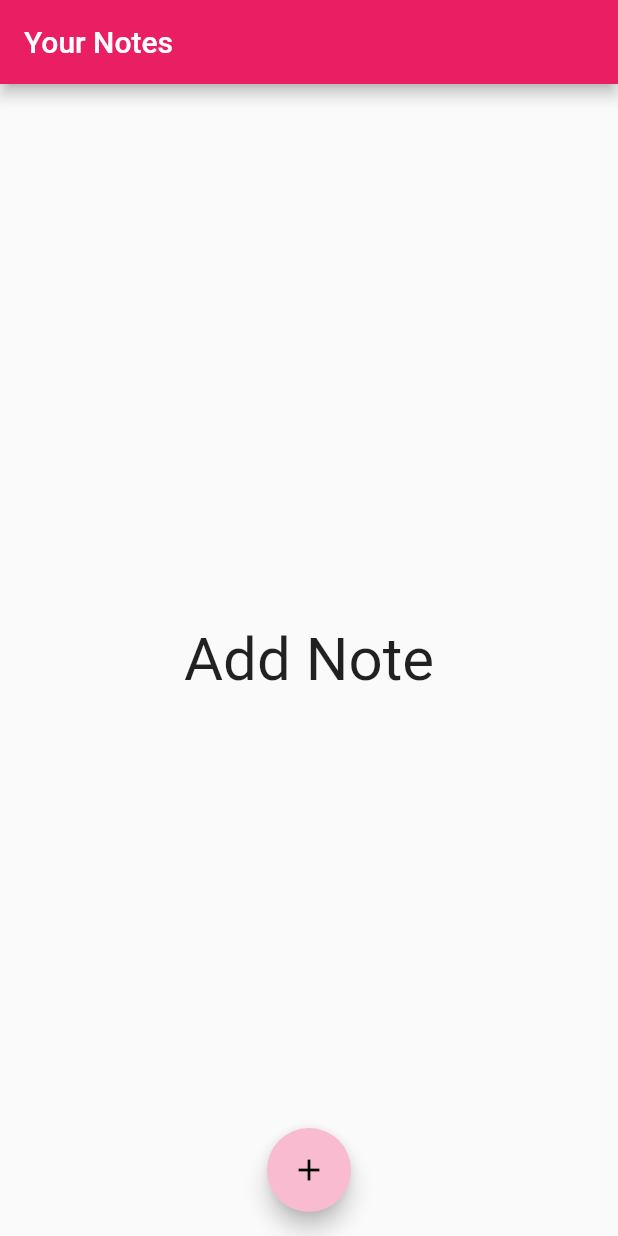
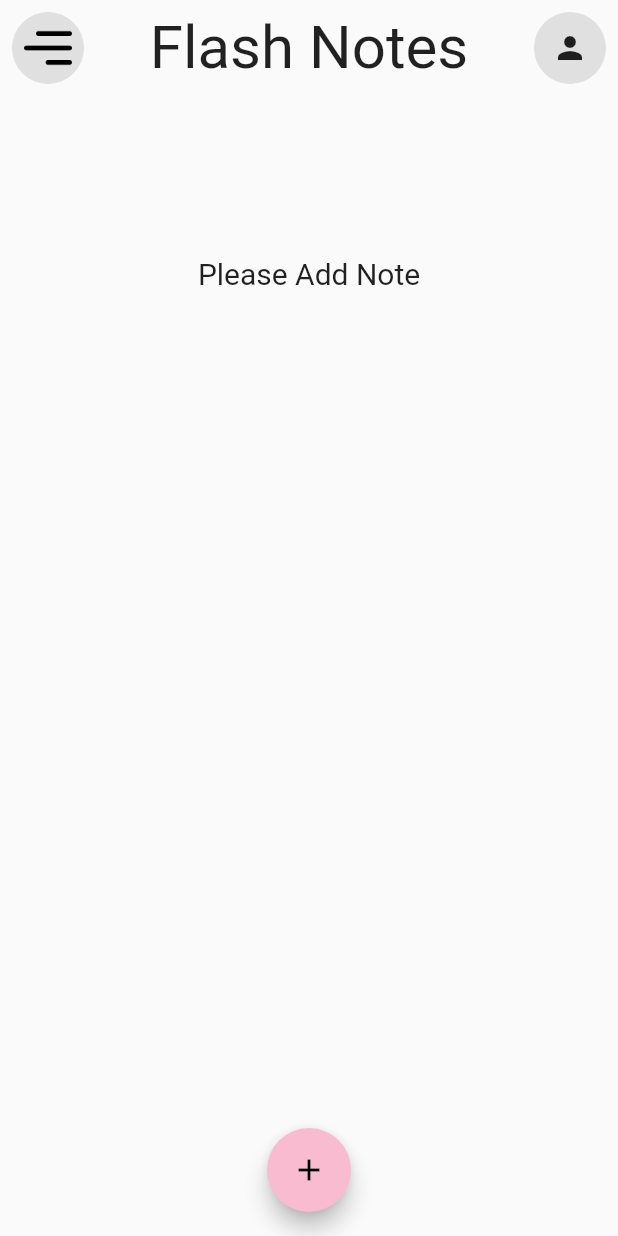
Before and after one commit to kaifakhtar/FlashNotes, a Flutter app: the screen it shows after launch, on a phone screen of 412 x 824 dp. Run offline on Flutter 3.47's test engine with Material 2 defaults, Android fonts, the phone set to English and light mode, and no system bars; our stand-ins replace google_fonts, sqflite; accounts and stored records are empty; Roboto replaces fonts that are missing (Alata).

Commit message:
changed app bar design

```diff
--- a/lib/screens/notes_display_screen.dart
+++ b/lib/screens/notes_display_screen.dart
@@ -1,7 +1,9 @@
 import 'package:flutter/material.dart';
 import 'package:kins_c/screens/insert_note_screen.dart';
 import 'package:kins_c/widgets/card_design.dart';
+import 'package:kins_c/widgets/no_note_display.dart';
 import '../modals/note.dart';
+import '../widgets/my_app_bar.dart';
 import './query_screen.dart';
 
 class NotesDisplayScreen extends StatefulWidget {
@@ -29,35 +31,51 @@ class _NotesDisplayScreenState extends State<NotesDisplayScreen> {
   }
 
   void _deleteNote(int id) {
-      QueryMiddle queryMiddle=QueryMiddle();
+    QueryMiddle queryMiddle = QueryMiddle();
     queryMiddle.delete(id);
     updateNoteDisplayScreen();
   }
 
-
   @override
   Widget build(BuildContext context) {
     initNotes();
-    return Scaffold(
-        appBar: AppBar(
-          title: Text("Your Notes"),
-        ),
-        body: (notes == null)||(notes!.isEmpty)
-            ? Center(child: Text("Add Note",style: TextStyle(fontSize: 40),))
-            : ListView.builder(
+    return SafeArea(
+      child: Scaffold(
+          body: Padding(
+            padding: const EdgeInsets.only(top: 8.0),
+            child: Column(
+              children: [
+                MyAppbar(),
+                SizedBox(height: 15,),
+                (notes == null) || (notes!.isEmpty)
+                    ? NoNoteBanner()
+                    : Container(
+                  height: 600,
+                      child: ListView.builder(
                           itemCount: notes!.length,
                           itemBuilder: (context, index) {
-                  return CardDesign(notes![index],_deleteNote);
+                            return CardDesign(notes![index], _deleteNote);
                           }),
+                    ),
+              ],
+            ),
+          ),
           floatingActionButton: FloatingActionButton(
-          onPressed: () async{
-           bool? result=await Navigator.push(context, MaterialPageRoute(builder: (context)=>InsertNoteScreen()));
-           if(result==true){updateNoteDisplayScreen();}},
+            onPressed: () async {
+              bool? result = await Navigator.push(context,
+                  MaterialPageRoute(builder: (context) => InsertNoteScreen()));
+              if (result == true) {
+                updateNoteDisplayScreen();
+              }
+            },
             child: Icon(Icons.add),
           ),
-        floatingActionButtonLocation: FloatingActionButtonLocation.centerFloat);
+          floatingActionButtonLocation:
+              FloatingActionButtonLocation.centerFloat),
+    );
   }
 
   void updateNoteDisplayScreen() {
-          setState((){});}
+    setState(() {});
   }
+}
--- /dev/null
+++ b/lib/widgets/my_app_bar.dart
@@ -0,0 +1,38 @@
+import 'package:flutter/material.dart';
+import 'package:google_fonts/google_fonts.dart';
+
+class MyAppbar extends StatelessWidget {
+  const MyAppbar({Key? key}) : super(key: key);
+
+  @override
+  Widget build(BuildContext context) {
+    return Container(
+       child: Padding(
+         padding: const EdgeInsets.symmetric(horizontal: 8.0),
+         child: Row(mainAxisAlignment: MainAxisAlignment.spaceBetween,
+           children: [
+             Container(
+               decoration: BoxDecoration(
+                 color: Colors.grey[300],
+                 shape: BoxShape.circle
+               ),
+                 child: IconButton(
+                     onPressed: (){
+                     },
+                     icon: Image.asset('asset/images/menu.png'))),
+              Text("Flash Notes",
+                style: GoogleFonts.alata(fontSize: 40),),
+             Container(
+                 decoration: BoxDecoration(
+                   color: Colors.grey[300],
+                   shape: BoxShape.circle
+                 ),
+                 child: IconButton(
+                     onPressed: (){},
+                     icon: Icon(Icons.person))),
+           ],
+         ),
+       ),
+    );
+  }
+}
--- /dev/null
+++ b/lib/widgets/no_note_display.dart
@@ -0,0 +1,19 @@
+import 'package:flutter/material.dart';
+
+class NoNoteBanner extends StatelessWidget {
+  const NoNoteBanner({Key? key}) : super(key: key);
+
+  @override
+  Widget build(BuildContext context) {
+    return Container(
+      margin: EdgeInsets.only(top: 100),
+      height: 100,
+      child: Text(
+        "Please Add Note",
+        style: TextStyle(
+          fontSize: 20
+        ),
+      ),
+    );
+  }
+}
--- a/pubspec.yaml
+++ b/pubspec.yaml
@@ -36,6 +36,8 @@ dependencies:
   cupertino_icons: ^1.0.2
   sqflite: ^2.0.3
   path_provider: ^2.0.11
+  flutter_staggered_grid_view: ^0.6.2
+  google_fonts: ^3.0.1
 
 dev_dependencies:
   flutter_test:
@@ -60,8 +62,8 @@ flutter:
   uses-material-design: true
 
   # To add assets to your application, add an assets section, like this:
-  # assets:
-  #   - images/a_dot_burr.jpeg
+  assets:
+    - asset/images/
   #   - images/a_dot_ham.jpeg
 
   # An image asset can refer to one or more resolution-specific "variants", see
```
Also changed, not shown: asset/images/add_note_image.jpg (added), asset/images/menu.png (added), pubspec.lock. Lines whose indentation alone changed are shown as unchanged.
